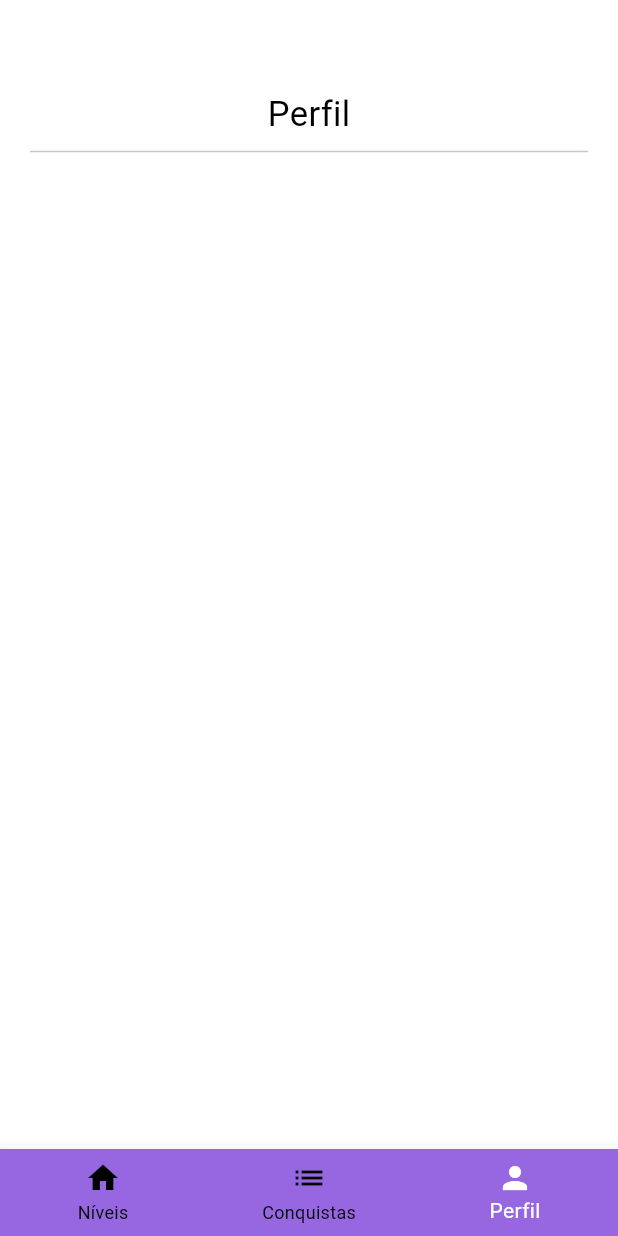
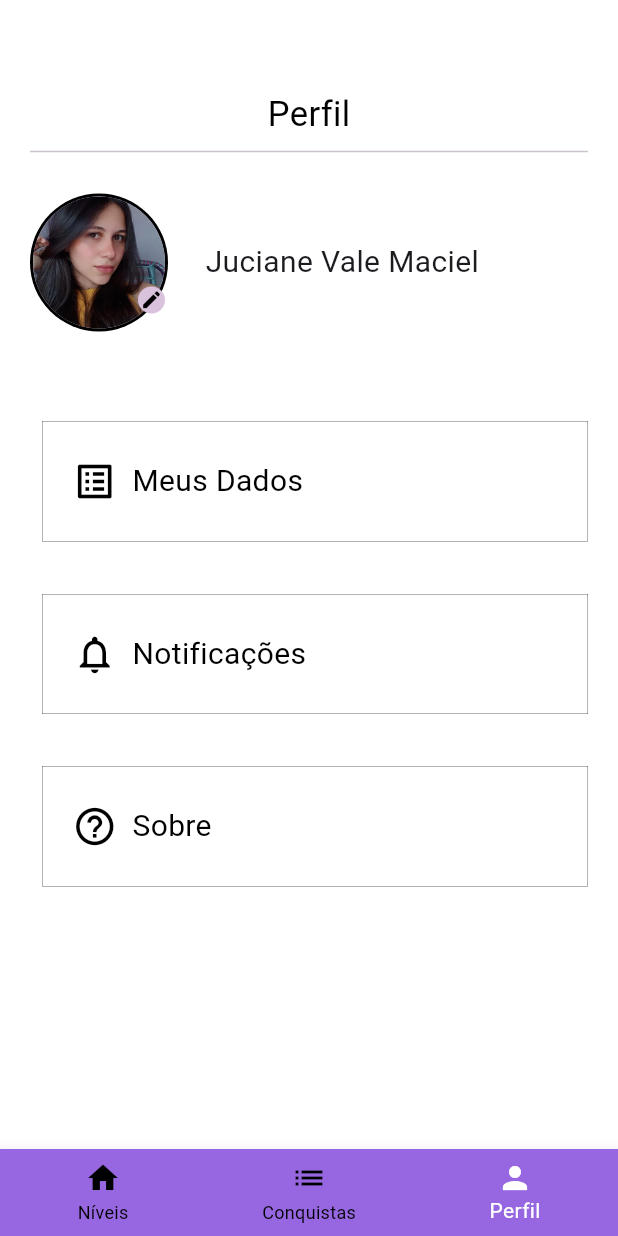
Before and after one commit to jucianevmaciel/quizdev, a Flutter app: the screen it shows after launch, item 3 of the bottom bar chosen, on a phone screen of 412 x 824 dp. Run offline on Flutter 3.47's test engine with Material 2 defaults, Android fonts, the light colour scheme and no system bars; our stand-ins replace get.

Commit message:
telas do usuario

```diff
--- /dev/null
+++ b/lib/inforperfil.dart
@@ -0,0 +1,44 @@
+import 'package:flutter/material.dart';
+
+class InforPerfil extends StatelessWidget {
+  final String texto;
+  final Color cor;
+  final IconData iconData;  // Alterado para IconData em vez de Icon
+  const InforPerfil({
+    Key? key,  // Corrigido o super.key para Key? key
+    required this.texto,
+    required this.cor,
+    required this.iconData,
+  }) : super(key: key);
+
+  @override
+  Widget build(BuildContext context) {
+    return Container(
+      width: 350,
+      height: 80,
+      decoration: BoxDecoration(
+        color: cor,
+         border: Border.all(
+          color: Colors.black,  // Cor da borda
+          width: 0.2, ),
+      ),
+      child: Padding(
+        padding: EdgeInsets.all(20),
+        child: Row(
+          children: [
+            Icon(
+              iconData,
+              size: 30,  // Ajuste o tamanho do ícone conforme necessário
+              color: Colors.black,
+            ),
+            SizedBox(width: 10),
+            Text(
+              texto,
+              style: TextStyle(fontSize: 20, color: Colors.black),
+            ),
+          ],
+        ),
+      ),
+    );
+  }
+}
--- a/lib/main.dart
+++ b/lib/main.dart
@@ -1,4 +1,5 @@
 import 'package:flutter/material.dart';
+import 'package:get/get_navigation/src/root/get_material_app.dart';
 import 'package:quizdev/telanivel.dart';
 
 void main() {
@@ -10,7 +11,7 @@ class MyApp extends StatelessWidget {
 
   @override
   Widget build(BuildContext context) {
-    return MaterialApp(
+    return GetMaterialApp(
       title: 'Flutter Demo',
       theme: ThemeData(
         colorScheme: ColorScheme.fromSeed(seedColor: Colors.deepPurple),
--- a/lib/telaperfil.dart
+++ b/lib/telaperfil.dart
@@ -1,13 +1,13 @@
 import 'package:flutter/material.dart';
 import 'package:quizdev/colors.dart';
 import 'package:quizdev/tabnav.dart';
+import 'package:quizdev/inforperfil.dart';
 
 class TelaPerfil extends StatefulWidget {
   const TelaPerfil({super.key});
 
   @override
   State<TelaPerfil> createState() => _TelaPerfilState();
-
 }
 
 class _TelaPerfilState extends State<TelaPerfil> {
@@ -18,28 +18,82 @@ class _TelaPerfilState extends State<TelaPerfil> {
         decoration: const BoxDecoration(color: Colors.white),
         child: const Padding(
           padding: EdgeInsets.symmetric(vertical: 60, horizontal: 20),
-            child:  Column(
+          child: Column(
             mainAxisAlignment: MainAxisAlignment.start,
             crossAxisAlignment: CrossAxisAlignment.stretch,
-              children:  [
+            children: [
               Center(
                 child: Text(
                   "Perfil",
                   style: TextStyle(color: Colors.black, fontSize: 23),
                 ),
               ),
-                Divider(),],
+              Divider(),
+              Row(
+                mainAxisAlignment: MainAxisAlignment.start,
+                children: [
+                  Padding(
+                    padding: EdgeInsets.only(top: 20.0),
+                    child: CircleAvatar(
+                      backgroundColor: Colors.black,
+                      radius: 46,
+                      child: CircleAvatar(
+                        backgroundImage: AssetImage("assets/images/perfil.png"),
+                        radius: 44,
+                        child: Padding(
+                            padding: EdgeInsets.only(top: 50, left: 70),
+                            child: CircleAvatar(
+                              backgroundColor:
+                                  Color.fromARGB(255, 216, 194, 220),
+                              radius: 10,
+                              child: Icon(
+                                Icons.edit,
+                                size: 15,
+                                color: Colors.black,
+                              ),
+                            )),
+                      ),
+                    ),
+                  ),
+                  Padding(
+                    padding: EdgeInsets.only(top:20,left: 25),
+                    child: Text("Juciane Vale Maciel",
+                        style: TextStyle(fontSize: 20)),
+                  ),
+                ],
+              ),
+              Padding(
+                padding: EdgeInsets.only(top: 60, left: 8),
+                child: InforPerfil(
+                   texto: "Meus Dados",
+                   cor: Colors.white,
+                   iconData: Icons.list_alt,
+                    ),),
 
+              Padding(
+                padding: EdgeInsets.only(top: 35, left: 8),
+                child: InforPerfil(
+                 texto: "Notificações",
+                 cor: Colors.white,
+                 iconData: Icons.notifications_none,
                 ),
               ),
 
+              Padding(
+                padding: EdgeInsets.only(top: 35, left: 8),
+                child: InforPerfil(
+                 texto: "Sobre",
+                 cor: Colors.white,
+                 iconData: Icons.help_outline,
                 ),
-
-
-      bottomNavigationBar: TabNav(telaatual: 2,),
-
+              ),
+            ],
+          ),
+        ),
+      ),
+      bottomNavigationBar: TabNav(
+        telaatual: 2,
+      ),
     );
-
-
   }
 }
--- a/pubspec.yaml
+++ b/pubspec.yaml
@@ -35,6 +35,7 @@ dependencies:
   # The following adds the Cupertino Icons font to your application.
   # Use with the CupertinoIcons class for iOS style icons.
   cupertino_icons: ^1.0.2
+  get: ^4.6.6
 
 dev_dependencies:
   flutter_test:
@@ -62,6 +63,11 @@ flutter:
   # assets:
   #   - images/a_dot_burr.jpeg
   #   - images/a_dot_ham.jpeg
+
+  assets:
+      - assets/images/perfil.png
+  #   - images/a_dot_ham.jpeg
+
 
   # An image asset can refer to one or more resolution-specific "variants", see
   # https://flutter.dev/assets-and-images/#resolution-aware
```
Also changed, not shown: lib/botoesniveis.dart (+6 -2 lines), lib/perguntas.dart (added, +18 -0 lines), lib/quizinfor.dart (added, +13 -0 lines), lib/telaconquista.dart (+28 -4 lines), lib/telanivel.dart (+14 -5 lines), assets/images/perfil.png (added), pubspec.lock. Lines whose indentation alone changed are shown as unchanged.
